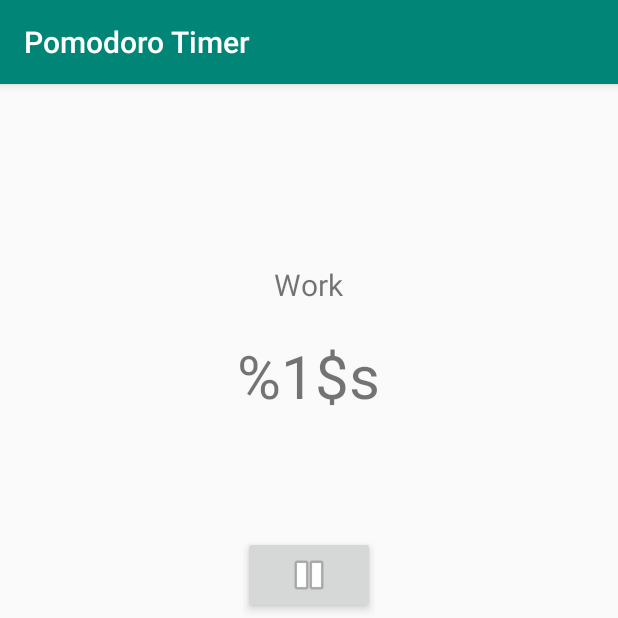
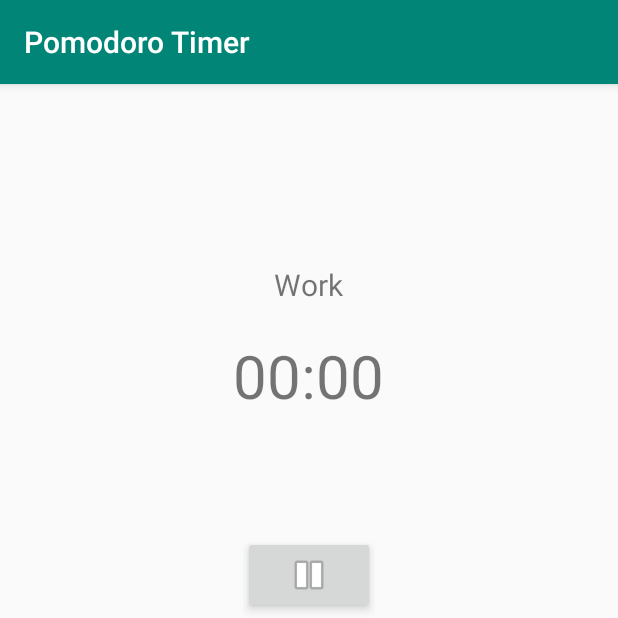
Before and after one commit to broadfootmi/pomodoro, an Android app: the screen it shows after launch (MainActivity), on a phone screen of 412 x 824 dp, the top half of it. Run offline under Robolectric (Android 15) with nearby library versions, the light colour scheme and no system bars.

Commit message:
format time string to minutes:seconds

```diff
--- a/app/src/main/java/org/androidcourse/pomodorotimer/MainActivity.java
+++ b/app/src/main/java/org/androidcourse/pomodorotimer/MainActivity.java
@@ -2,13 +2,49 @@ package org.androidcourse.pomodorotimer;
 
 import androidx.appcompat.app.AppCompatActivity;
 
+import android.os.AsyncTask;
 import android.os.Bundle;
+import android.os.CountDownTimer;
+import android.util.Log;
+import android.widget.TextView;
+
+import java.util.concurrent.TimeUnit;
 
 public class MainActivity extends AppCompatActivity {
+
+
+    private CountDownTimer timer;
 
     @Override
     protected void onCreate(Bundle savedInstanceState) {
         super.onCreate(savedInstanceState);
         setContentView(R.layout.activity_main);
+
+        final TextView timerTextView = findViewById(R.id.timerTextView);
+
+
+        timer = new CountDownTimer(3000, 500){
+
+            @Override
+            public void onTick(long millisecondsRemaining) {
+                long minutes = TimeUnit.MILLISECONDS.toMinutes(millisecondsRemaining);
+                long seconds = TimeUnit.MILLISECONDS.toSeconds(millisecondsRemaining) -
+                        TimeUnit.MINUTES.toSeconds(minutes);
+
+                timerTextView.setText(
+                        getString(
+                                R.string.time,
+                                minutes,
+                                seconds
+                                )
+                );
+            }
+
+            @Override
+            public void onFinish() {
+            }
+        }.start();
+
+
     }
 }
--- a/app/src/main/res/values/strings.xml
+++ b/app/src/main/res/values/strings.xml
@@ -3,7 +3,7 @@
     <string name="work">Work</string>
     <string name="short_break">Short Break</string>
     <string name="long_break">Long Break</string>
-    <string name="time">%1$s</string>
+    <string name="time">%1$02d:%2$02d</string>
     <string name="end">End</string>
     <string name="pause_timer">Pause Timer</string>
 </resources>
```
